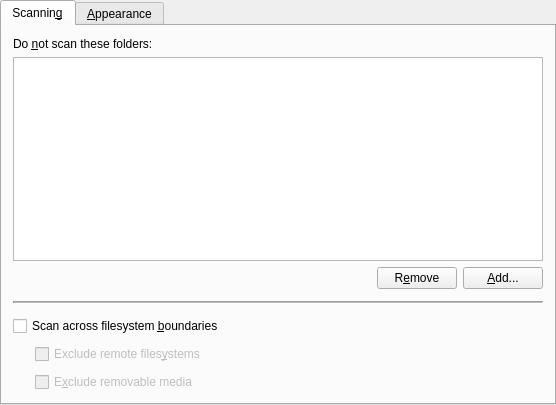
Above: src/part/dialog.ui from KDE/filelight before the change. Below: the same form after it.
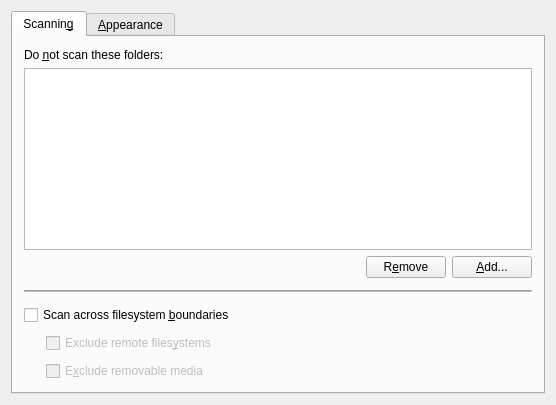
That is the form after the change.

The edit to the form file:
```diff
--- a/src/part/dialog.ui
+++ b/src/part/dialog.ui
@@ -14,9 +14,6 @@
    <string>Settings - Filelight</string>
   </property>
   <layout class="QVBoxLayout" name="verticalLayout_3">
-   <property name="margin">
-    <number>0</number>
-   </property>
    <item>
     <widget class="QTabWidget" name="tabWidget">
      <property name="sizePolicy">
```
Left out of the diff: 1 changed line with no effect on the pictures.
